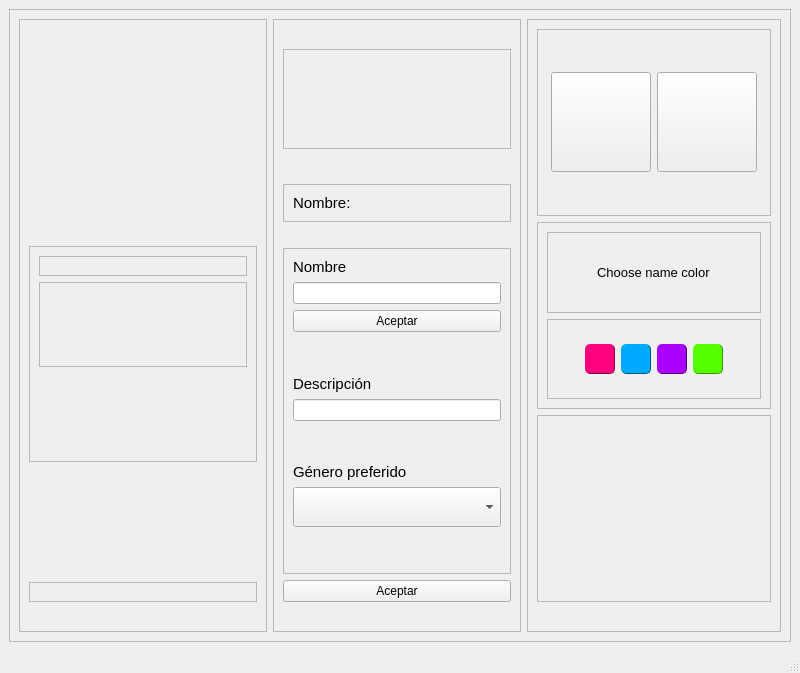
Old version of the form views/cloudy_profile.ui in the repository ximenaaloya/cloudymusic.
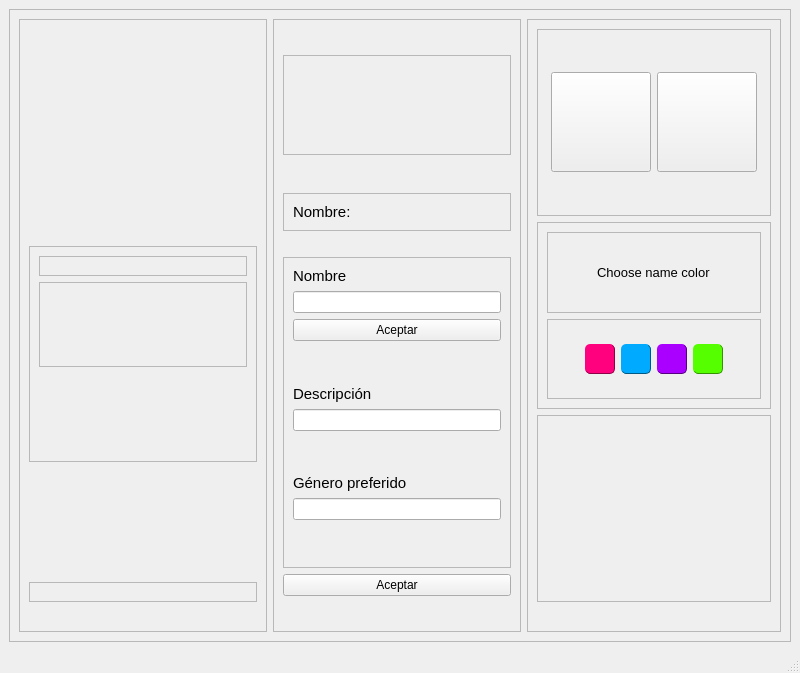
New version of the form. Icons and pictures are not drawn.

The edit to the form file:
```diff
--- a/views/cloudy_profile.ui
+++ b/views/cloudy_profile.ui
@@ -522,22 +522,7 @@
                     </widget>
                    </item>
                    <item>
-                    <widget class="QComboBox" name="cmb_gen">
-                     <property name="minimumSize">
-                      <size>
-                       <width>0</width>
-                       <height>40</height>
-                      </size>
-                     </property>
-                     <property name="maximumSize">
-                      <size>
-                       <width>16777215</width>
-                       <height>40</height>
-                      </size>
-                     </property>
-                     <property name="cursor">
-                      <cursorShape>PointingHandCursor</cursorShape>
-                     </property>
+                    <widget class="QLineEdit" name="txt_gen">
                      <property name="class" stdset="0">
                       <string/>
                      </property>
```
Left out of the diff: 2 changed lines with no effect on the pictures.
